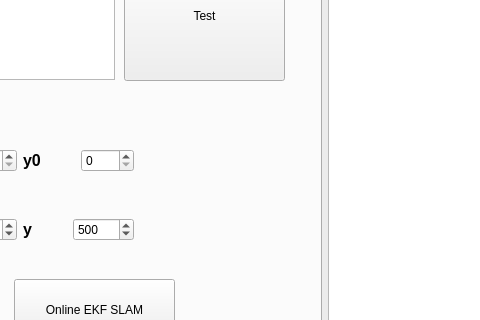
bill-lee/EIC_Final, file eic_test.ui: the form before one commit; both pictures show x 243 to 723 and y 265 to 585 of the 1136 by 780 pixel window.
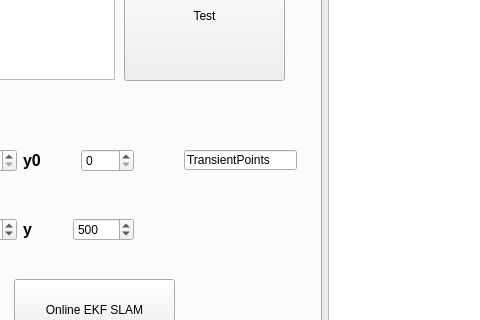
The form after the commit. The open tabs and pages were chosen to show the change.

What changed in the file:
```diff
--- a/eic_test.ui
+++ b/eic_test.ui
@@ -2357,6 +2357,19 @@
             <string>PushButton</string>
            </property>
           </widget>
+          <widget class="QLineEdit" name="lineEdit_slam_tPoints">
+           <property name="geometry">
+            <rect>
+             <x>400</x>
+             <y>330</y>
+             <width>113</width>
+             <height>20</height>
+            </rect>
+           </property>
+           <property name="text">
+            <string>TransientPoints</string>
+           </property>
+          </widget>
          </widget>
         </widget>
        </item>
```
Left out of the diff: 2 changed lines with no effect on the pictures.
